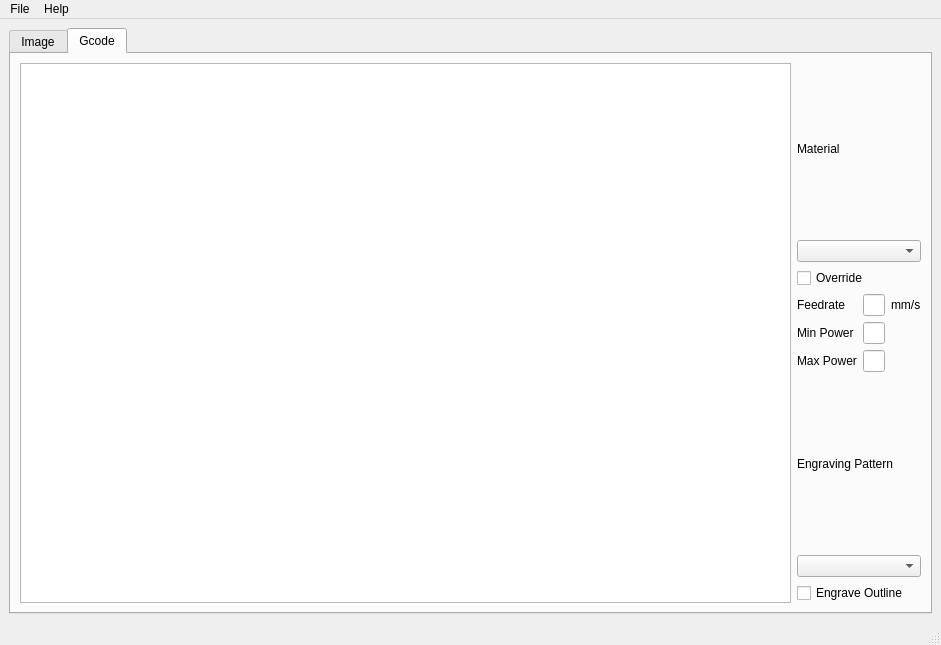
This is UI/main_window.ui in b-randon/gImage as Qt 5 draws it before an edit. The edited form follows.
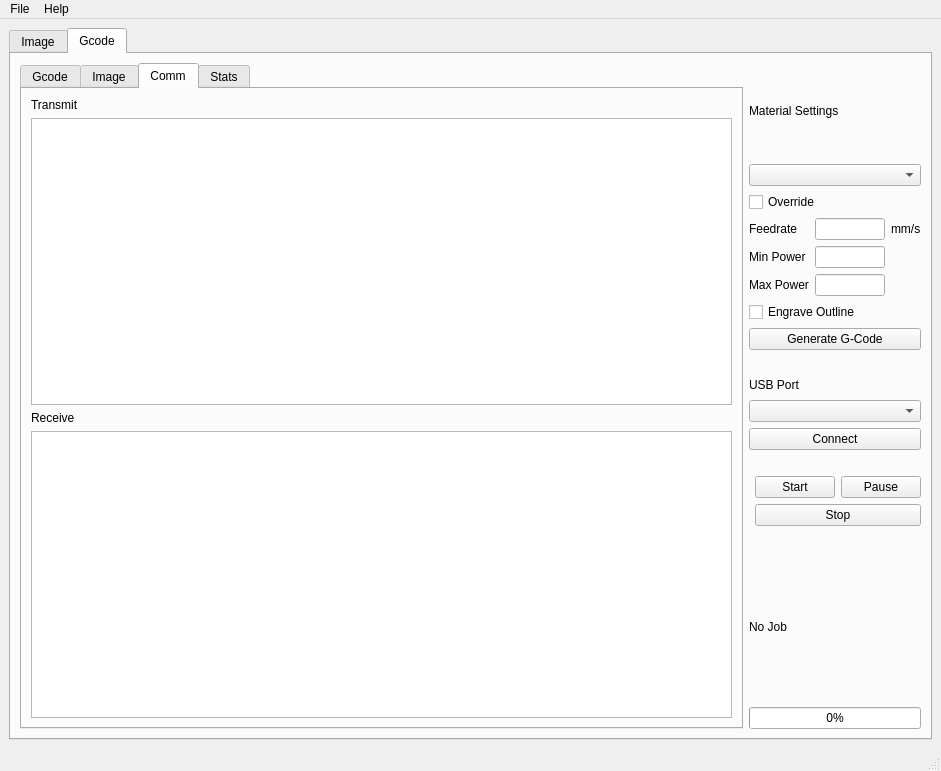
This is the edited form. The open tabs and pages were chosen to show the change.

Commit message: Added new tabs for gCode sending and printer control. Added serial port scanning.

```diff
--- a/UI/main_window.ui
+++ b/UI/main_window.ui
@@ -7,7 +7,7 @@
     <x>0</x>
     <y>0</y>
     <width>941</width>
-    <height>645</height>
+    <height>771</height>
    </rect>
   </property>
   <property name="windowTitle">
@@ -18,7 +18,7 @@
     <item row="1" column="0">
      <widget class="QTabWidget" name="tabWidget">
       <property name="currentIndex">
-       <number>0</number>
+       <number>1</number>
       </property>
       <widget class="QWidget" name="image_tab">
        <attribute name="title">
@@ -372,36 +372,100 @@
        <attribute name="title">
         <string>Gcode</string>
        </attribute>
-       <layout class="QHBoxLayout" name="horizontalLayout_5" stretch="10,1">
+       <layout class="QHBoxLayout" name="horizontalLayout" stretch="10,1">
         <item>
-         <widget class="QPlainTextEdit" name="plainTextEdit"/>
+         <widget class="QTabWidget" name="gcode_tabs">
+          <property name="currentIndex">
+           <number>0</number>
+          </property>
+          <widget class="QWidget" name="text_tab">
+           <attribute name="title">
+            <string>Gcode</string>
+           </attribute>
+           <layout class="QGridLayout" name="gridLayout_7">
+            <item row="0" column="0">
+             <widget class="QPlainTextEdit" name="plainTextEdit"/>
+            </item>
+           </layout>
+          </widget>
+          <widget class="QWidget" name="job_gen_img_tab">
+           <attribute name="title">
+            <string>Image</string>
+           </attribute>
+           <layout class="QGridLayout" name="gridLayout_9">
+            <item row="0" column="0">
+             <widget class="QGraphicsView" name="generated_image_2"/>
+            </item>
+           </layout>
+          </widget>
+          <widget class="QWidget" name="comm_tab">
+           <attribute name="title">
+            <string>Comm</string>
+           </attribute>
+           <layout class="QVBoxLayout" name="verticalLayout_4">
+            <item>
+             <widget class="QLabel" name="label_3">
+              <property name="text">
+               <string>Transmit</string>
+              </property>
+             </widget>
+            </item>
+            <item>
+             <widget class="QTextEdit" name="tansmit_text_edit"/>
+            </item>
+            <item>
+             <widget class="QLabel" name="label_2">
+              <property name="text">
+               <string>Receive</string>
+              </property>
+             </widget>
+            </item>
+            <item>
+             <widget class="QTextEdit" name="receive_text_edit"/>
+            </item>
+           </layout>
+          </widget>
+          <widget class="QWidget" name="stats_tab">
+           <attribute name="title">
+            <string>Stats</string>
+           </attribute>
+          </widget>
+         </widget>
         </item>
         <item>
          <layout class="QVBoxLayout" name="verticalLayout_2">
           <item>
-           <widget class="QLabel" name="material_label">
-            <property name="text">
-             <string>Material</string>
-            </property>
-           </widget>
-          </item>
-          <item>
-           <widget class="QComboBox" name="material_combobox"/>
+           <layout class="QGridLayout" name="gridLayout_8">
+            <item row="2" column="0">
+             <widget class="QCheckBox" name="override_checkbox">
+              <property name="text">
+               <string>Override</string>
+              </property>
+             </widget>
+            </item>
+            <item row="1" column="0">
+             <widget class="QComboBox" name="material_combobox"/>
+            </item>
+            <item row="0" column="0">
+             <widget class="QLabel" name="material_label">
+              <property name="text">
+               <string>Material Settings</string>
+              </property>
+             </widget>
+            </item>
+           </layout>
           </item>
           <item>
            <layout class="QGridLayout" name="gridLayout_4">
-            <item row="1" column="0">
-             <widget class="QLabel" name="feedrate_label">
-              <property name="text">
-               <string>Feedrate</string>
-              </property>
-             </widget>
-            </item>
-            <item row="2" column="1">
-             <widget class="QLineEdit" name="lineEdit_2"/>
-            </item>
             <item row="3" column="1">
-             <widget class="QLineEdit" name="lineEdit_3"/>
+             <widget class="QLineEdit" name="over_max_pwr_edit"/>
+            </item>
+            <item row="1" column="2">
+             <widget class="QLabel" name="label_17">
+              <property name="text">
+               <string>mm/s</string>
+              </property>
+             </widget>
             </item>
             <item row="3" column="0">
              <widget class="QLabel" name="max_pwr_label">
@@ -410,6 +474,19 @@
               </property>
              </widget>
             </item>
+            <item row="1" column="0">
+             <widget class="QLabel" name="feedrate_label">
+              <property name="text">
+               <string>Feedrate</string>
+              </property>
+             </widget>
+            </item>
+            <item row="1" column="1">
+             <widget class="QLineEdit" name="over_feedrate_edit"/>
+            </item>
+            <item row="2" column="1">
+             <widget class="QLineEdit" name="over_min_pwr_edit"/>
+            </item>
             <item row="2" column="0">
              <widget class="QLabel" name="min_pwr_label">
               <property name="text">
@@ -417,39 +494,114 @@
               </property>
              </widget>
             </item>
-            <item row="0" column="0" colspan="2">
-             <widget class="QCheckBox" name="override_checkbox">
+            <item row="4" column="0" colspan="3">
+             <widget class="QCheckBox" name="eng_outline_checkbox">
               <property name="text">
-               <string>Override</string>
+               <string>Engrave Outline</string>
               </property>
              </widget>
             </item>
-            <item row="1" column="1">
-             <widget class="QLineEdit" name="lineEdit"/>
+           </layout>
+          </item>
+          <item>
+           <widget class="QPushButton" name="pushButton">
+            <property name="text">
+             <string>Generate G-Code</string>
+            </property>
+           </widget>
+          </item>
+          <item>
+           <spacer name="horizontalSpacer_4">
+            <property name="orientation">
+             <enum>Qt::Horizontal</enum>
+            </property>
+            <property name="sizeHint" stdset="0">
+             <size>
+              <width>40</width>
+              <height>20</height>
+             </size>
+            </property>
+           </spacer>
+          </item>
+          <item>
+           <layout class="QGridLayout" name="gridLayout_6">
+            <item row="2" column="0" colspan="3">
+             <widget class="QPushButton" name="connect_button">
+              <property name="text">
+               <string>Connect</string>
+              </property>
+             </widget>
             </item>
-            <item row="1" column="2">
-             <widget class="QLabel" name="label_17">
+            <item row="4" column="1">
+             <widget class="QPushButton" name="job_start_button">
               <property name="text">
-               <string>mm/s</string>
+               <string>Start</string>
               </property>
              </widget>
             </item>
+            <item row="1" column="0" colspan="3">
+             <widget class="QComboBox" name="usb_combo"/>
+            </item>
+            <item row="0" column="0" colspan="3">
+             <widget class="QLabel" name="label">
+              <property name="text">
+               <string>USB Port</string>
+              </property>
+             </widget>
+            </item>
+            <item row="5" column="1" colspan="2">
+             <widget class="QPushButton" name="job_stop_button">
+              <property name="text">
+               <string>Stop</string>
+              </property>
+             </widget>
+            </item>
+            <item row="4" column="2">
+             <widget class="QPushButton" name="job_pause_button">
+              <property name="text">
+               <string>Pause</string>
+              </property>
+             </widget>
+            </item>
+            <item row="3" column="1" colspan="2">
+             <spacer name="horizontalSpacer_5">
+              <property name="orientation">
+               <enum>Qt::Horizontal</enum>
+              </property>
+              <property name="sizeHint" stdset="0">
+               <size>
+                <width>40</width>
+                <height>20</height>
+               </size>
+              </property>
+             </spacer>
+            </item>
            </layout>
           </item>
           <item>
-           <widget class="QLabel" name="eng_pattern_label">
+           <spacer name="horizontalSpacer_2">
+            <property name="orientation">
+             <enum>Qt::Horizontal</enum>
+            </property>
+            <property name="sizeHint" stdset="0">
+             <size>
+              <width>40</width>
+              <height>20</height>
+             </size>
+            </property>
+           </spacer>
+          </item>
+          <item>
+           <widget class="QLabel" name="gcode_job_label">
             <property name="text">
-             <string>Engraving Pattern</string>
+             <string>No Job</string>
             </property>
            </widget>
           </item>
           <item>
-           <widget class="QComboBox" name="eng_pattern_combobox"/>
-          </item>
-          <item>
-           <widget class="QCheckBox" name="eng_outline_checkbox">
-            <property name="text">
-             <string>Engrave Outline</string>
+           <widget class="QProgressBar" name="progressBar">
+            <property name="value">
+             <number>0</number>
             </property>
            </widget>
           </item>
@@ -468,7 +620,7 @@
      <x>0</x>
      <y>0</y>
      <width>941</width>
-     <height>21</height>
+     <height>31</height>
     </rect>
    </property>
    <widget class="QMenu" name="menuFile">
```
The commit also changes 4 other files.
